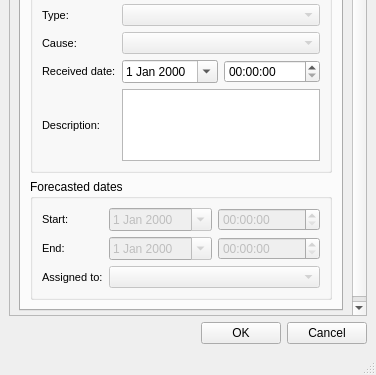
Giswater/giswater_qgis_plugin, file ui/mincut.ui: the form before one commit; both pictures show x 0 to 376 and y 272 to 647 of the 376 by 647 pixel window.
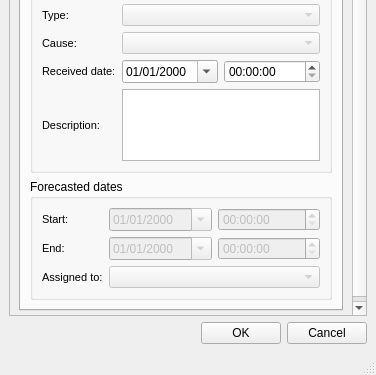
The form after the commit. Icons and pictures are not drawn.

Commit message: Enhancement: set display format for QDate Widgets

Patch:
```diff
--- a/ui/mincut.ui
+++ b/ui/mincut.ui
@@ -291,6 +291,9 @@
                    <property name="enabled">
                     <bool>true</bool>
                    </property>
+                   <property name="displayFormat">
+                    <string>dd/MM/yyyy</string>
+                   </property>
                    <property name="calendarPopup">
                     <bool>true</bool>
                    </property>
@@ -487,6 +490,9 @@
                    <property name="enabled">
                     <bool>false</bool>
                    </property>
+                   <property name="displayFormat">
+                    <string>dd/MM/yyyy</string>
+                   </property>
                    <property name="calendarPopup">
                     <bool>true</bool>
                    </property>
@@ -504,6 +510,9 @@
                    <property name="enabled">
                     <bool>false</bool>
                    </property>
+                   <property name="displayFormat">
+                    <string>dd/MM/yyyy</string>
+                   </property>
                    <property name="calendarPopup">
                     <bool>true</bool>
                    </property>
```
Left out of the diff: 6 changed lines with no effect on the pictures. The commit also changes 8 other files.
